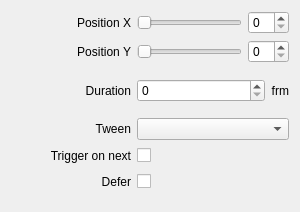
Old version of the form src/Widgets/Inspector/InspectorAnchorWidget.ui in the repository CasparCG/client.
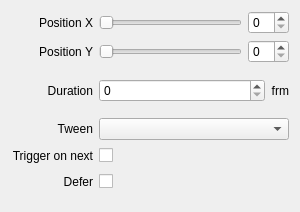
New version of the form.

Commit message: Remove minimumSize constraint from labels

Patch:
```diff
--- a/src/Widgets/Inspector/InspectorAnchorWidget.ui
+++ b/src/Widgets/Inspector/InspectorAnchorWidget.ui
@@ -29,12 +29,6 @@
    </item>
    <item row="3" column="0">
     <widget class="QLabel" name="labelEasing">
-     <property name="minimumSize">
-      <size>
-       <width>120</width>
-       <height>0</height>
-      </size>
-     </property>
      <property name="text">
       <string>Tween</string>
      </property>
@@ -72,12 +66,6 @@
    </item>
    <item row="1" column="0">
     <widget class="QLabel" name="labelPositionY">
-     <property name="minimumSize">
-      <size>
-       <width>120</width>
-       <height>0</height>
-      </size>
-     </property>
      <property name="text">
       <string>Position Y</string>
      </property>
@@ -125,12 +113,6 @@
    </item>
    <item row="2" column="0">
     <widget class="QLabel" name="labelTransitionDuration">
-     <property name="minimumSize">
-      <size>
-       <width>120</width>
-       <height>0</height>
-      </size>
-     </property>
      <property name="text">
       <string>Duration</string>
      </property>
@@ -178,12 +160,6 @@
    </item>
    <item row="0" column="0">
     <widget class="QLabel" name="labelPositionX">
-     <property name="minimumSize">
-      <size>
-       <width>120</width>
-       <height>0</height>
-      </size>
-     </property>
      <property name="text">
       <string>Position X</string>
      </property>
@@ -197,12 +173,6 @@
    </item>
    <item row="4" column="0">
     <widget class="QLabel" name="labelTriggerOnNext">
-     <property name="minimumSize">
-      <size>
-       <width>120</width>
-       <height>0</height>
-      </size>
-     </property>
      <property name="text">
       <string>Trigger on next</string>
      </property>
@@ -213,12 +183,6 @@
    </item>
    <item row="5" column="0">
     <widget class="QLabel" name="labelDefer">
-     <property name="minimumSize">
-      <size>
-       <width>120</width>
-       <height>0</height>
-      </size>
-     </property>
      <property name="text">
       <string>Defer</string>
      </property>
```
The commit also changes 53 other files.
